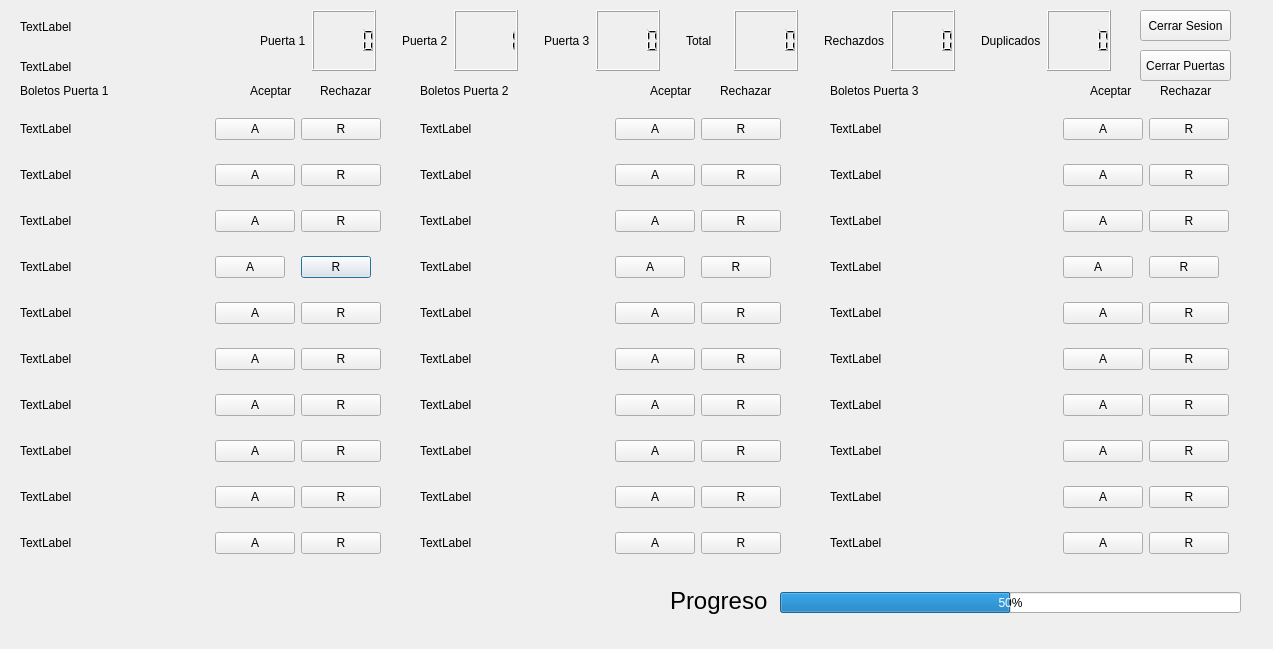
Qt form boletos.ui (AlejandroRV02/python-concierto) before a commit.
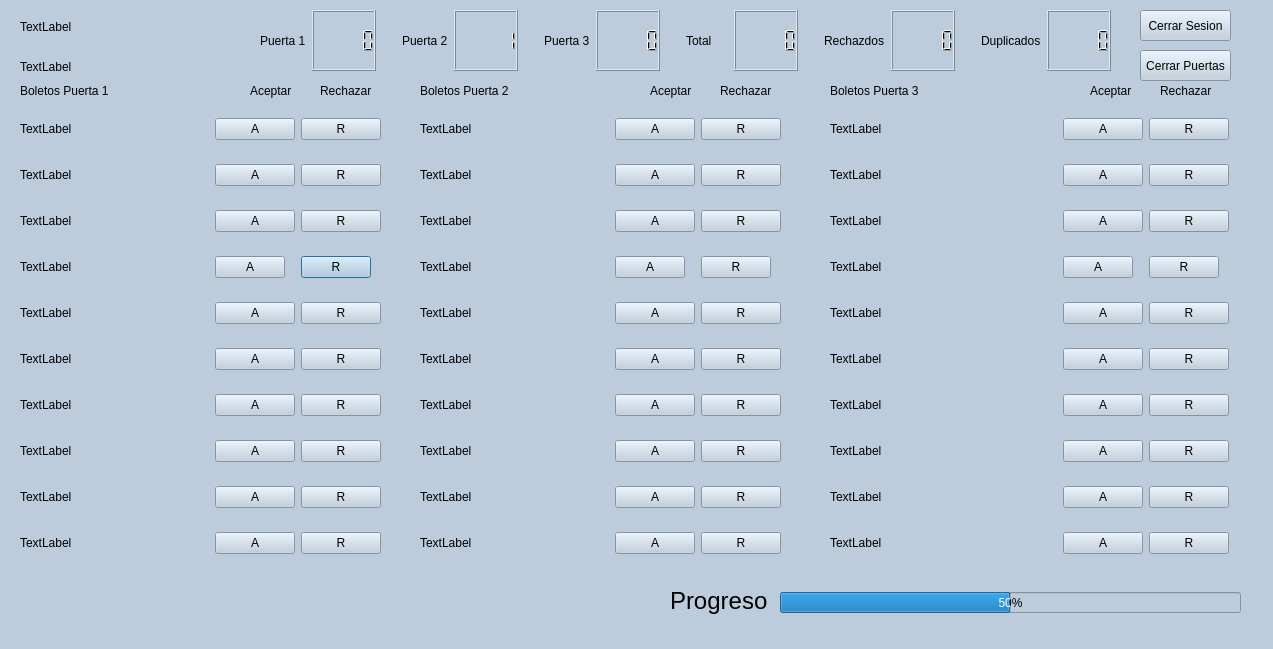
The same form after that commit.

```diff
--- a/boletos.ui
+++ b/boletos.ui
@@ -13,6 +13,9 @@
   <property name="windowTitle">
    <string>Dialog</string>
   </property>
+  <property name="styleSheet">
+   <string notr="true">background-color: #bcccdc;</string>
+  </property>
   <widget class="QWidget" name="gridLayoutWidget_4">
    <property name="geometry">
     <rect>
```
